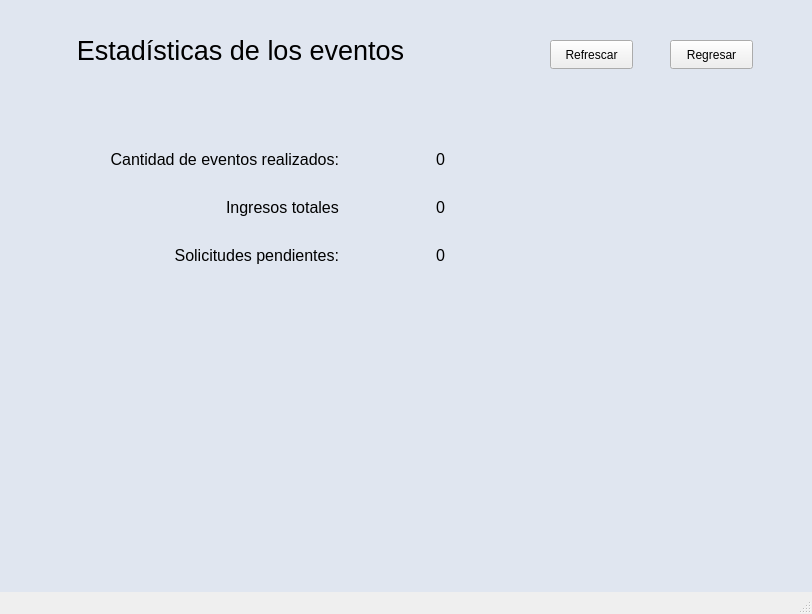
Old version of the form Proyecto/ProyectoEventos/mainwindow.ui in the repository ValeriaMora27/Proyecto-i2023-ie2017.
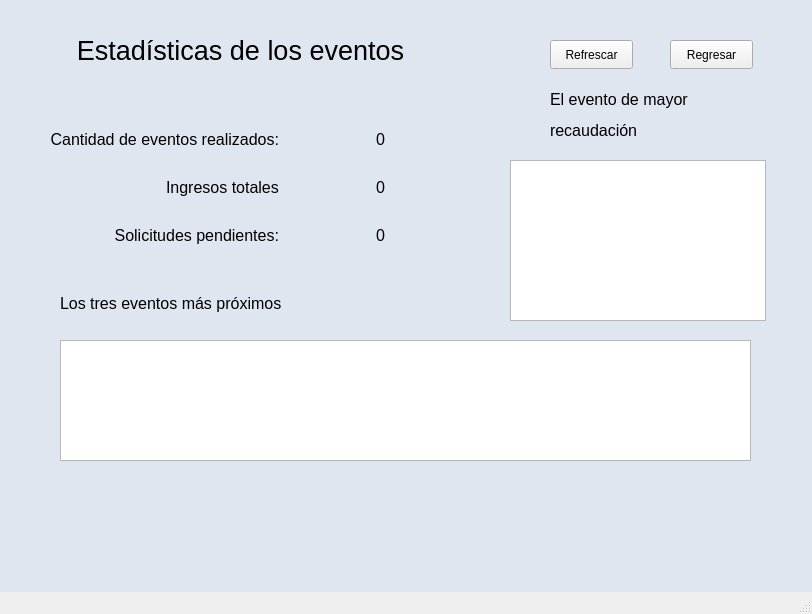
New version of the form. The open tabs and pages were chosen to show the change. Icons and pictures are not drawn.

Diff of the .ui file:
```diff
--- a/Proyecto/ProyectoEventos/mainwindow.ui
+++ b/Proyecto/ProyectoEventos/mainwindow.ui
@@ -1405,10 +1405,10 @@
      <widget class="QWidget" name="layoutWidget">
       <property name="geometry">
        <rect>
-        <x>110</x>
-        <y>150</y>
+        <x>50</x>
+        <y>130</y>
         <width>421</width>
-        <height>251</height>
+        <height>151</height>
        </rect>
       </property>
       <layout class="QFormLayout" name="formLayout_6">
@@ -1471,6 +1471,52 @@
        </item>
       </layout>
      </widget>
+     <widget class="QListWidget" name="listWidget_EventoProx">
+      <property name="geometry">
+       <rect>
+        <x>60</x>
+        <y>340</y>
+        <width>691</width>
+        <height>121</height>
+       </rect>
+      </property>
+     </widget>
+     <widget class="QLabel" name="label_EventoProx">
+      <property name="geometry">
+       <rect>
+        <x>60</x>
+        <y>290</y>
+        <width>266</width>
+        <height>27</height>
+       </rect>
+      </property>
+      <property name="text">
+       <string>&lt;html&gt;&lt;head/&gt;&lt;body&gt;&lt;p&gt;&lt;span style=&quot; font-size:12pt;&quot;&gt;Los tres eventos más próximos&lt;/span&gt;&lt;/p&gt;&lt;/body&gt;&lt;/html&gt;</string>
+      </property>
+     </widget>
+     <widget class="QLabel" name="label_EventoMayoRecaudacion">
+      <property name="geometry">
+       <rect>
+        <x>550</x>
+        <y>80</y>
+        <width>211</width>
+        <height>71</height>
+       </rect>
+      </property>
+      <property name="text">
+       <string>&lt;html&gt;&lt;head/&gt;&lt;body&gt;&lt;p&gt;&lt;span style=&quot; font-size:12pt;&quot;&gt;El evento de mayor&lt;/span&gt;&lt;/p&gt;&lt;p&gt;&lt;span style=&quot; font-size:12pt;&quot;&gt;recaudación&lt;/span&gt;&lt;/p&gt;&lt;/body&gt;&lt;/html&gt;</string>
+      </property>
+     </widget>
+     <widget class="QListWidget" name="listWidget_EventoMayorRecaudacion">
+      <property name="geometry">
+       <rect>
+        <x>510</x>
+        <y>160</y>
+        <width>256</width>
+        <height>161</height>
+       </rect>
+      </property>
+     </widget>
     </widget>
     <widget class="QWidget" name="page09_SolicitudesE">
      <widget class="QLabel" name="label_6">
```
Left out of the diff: 2 changed lines with no effect on the pictures.
